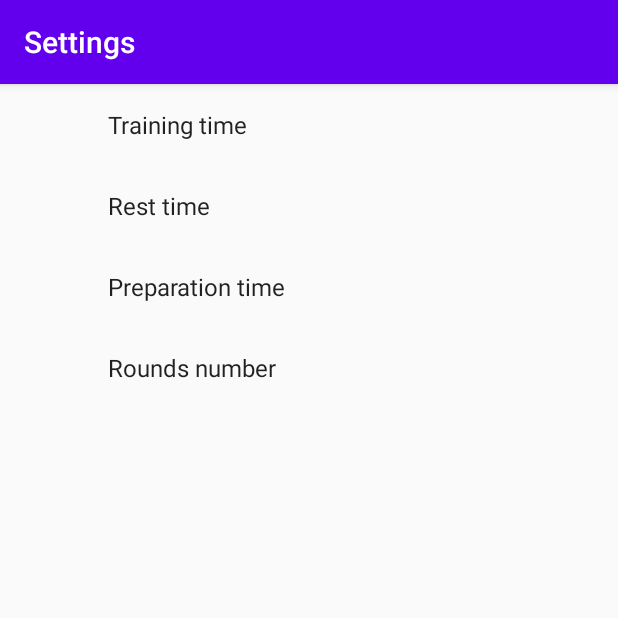
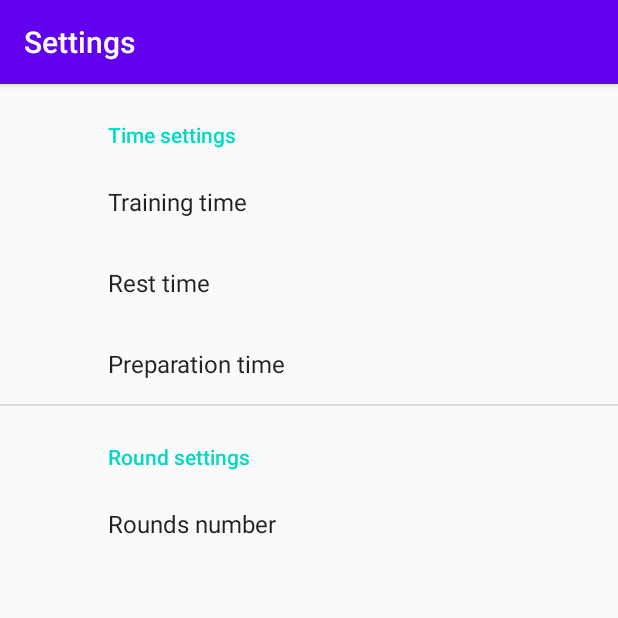
Before and after one commit to Zambo-dev/Boxing-Reflex-Trainer, an Android app: the SettingsActivity screen opened directly, with no data from a screen before it, on a phone screen of 412 x 824 dp, the top half of it. Run offline under Robolectric (Android 15) with nearby library versions, the phone set to English and light mode, and no system bars; our stand-ins replace androidx.preference.

Commit message:
Settings screen category division

```diff
--- a/app/src/main/res/xml/settings_preferences.xml
+++ b/app/src/main/res/xml/settings_preferences.xml
@@ -1,14 +1,14 @@
 <?xml version="1.0" encoding="utf-8"?>
 <PreferenceScreen xmlns:android="http://schemas.android.com/apk/res/android">
 
-
+        <PreferenceCategory
+            android:title="Time settings">
                 <EditTextPreference
                     android:title="Training time"
                     android:key="trainingTime"
                     android:defaultValue="2:00"
                 >
                 </EditTextPreference>
-
 
                 <EditTextPreference
                     android:title="Rest time"
@@ -24,12 +24,16 @@
                     >
                 </EditTextPreference>
 
+        </PreferenceCategory>
+
+        <PreferenceCategory
+            android:title="Round settings">
                 <EditTextPreference
                     android:title="Rounds number"
                     android:key="roundsNumber"
                     android:defaultValue="2"
                     >
                 </EditTextPreference>
-
+        </PreferenceCategory>
 
 </PreferenceScreen>
```
Lines whose indentation alone changed are shown as unchanged.
